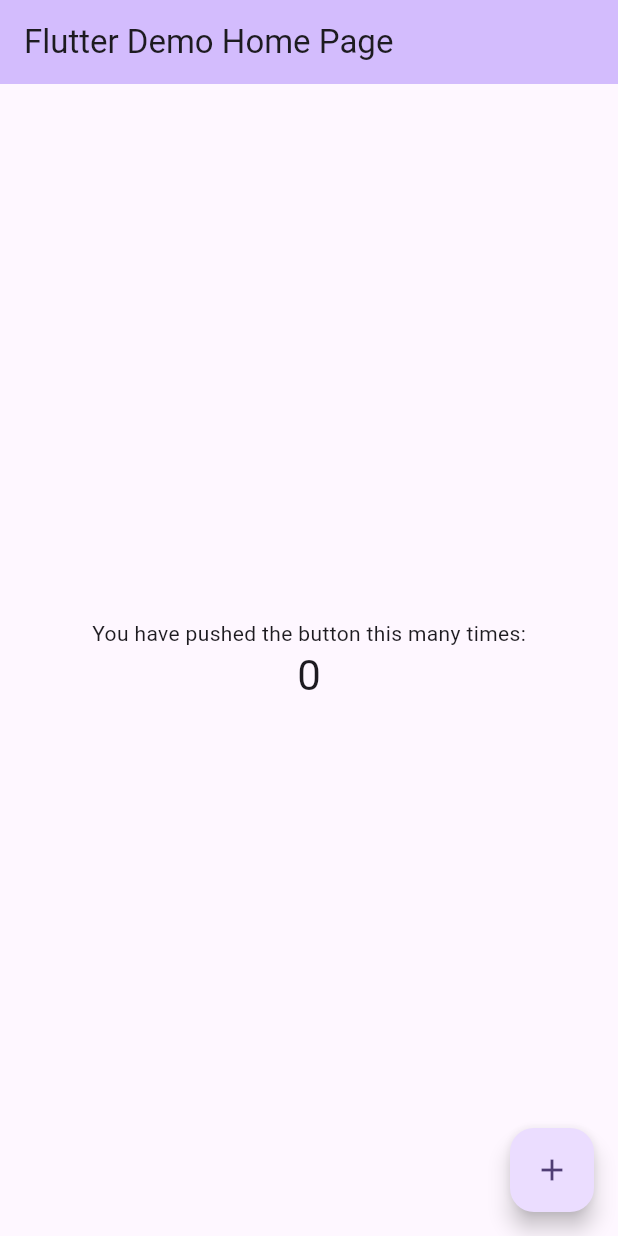
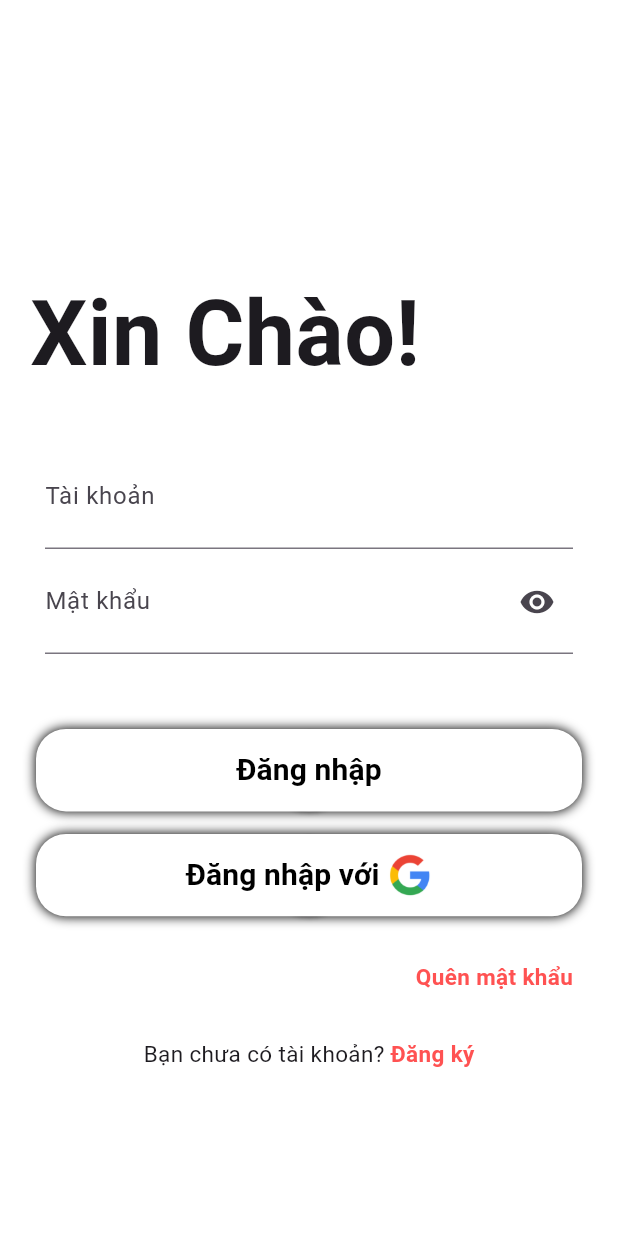
Before and after one commit to ahntnie/arduino_doan, a Flutter app: the screen it shows after launch, on a phone screen of 412 x 824 dp. Run offline on Flutter 3.47's test engine with Material 2 defaults, Android fonts, the phone set to English and light mode, and no system bars.

```diff
--- a/lib/GiaoDienDangNhap/signin.dart
+++ b/lib/GiaoDienDangNhap/signin.dart
@@ -0,0 +1,172 @@
+import 'dart:io';
+
+import 'package:flutter/material.dart';
+
+class SignIn extends StatefulWidget {
+  const SignIn({super.key});
+
+  @override
+  State<SignIn> createState() => _SignInState();
+}
+
+class _SignInState extends State<SignIn> {
+  bool obs = true;
+  @override
+  Widget build(BuildContext context) {
+    return SafeArea(
+      child: Scaffold(
+        backgroundColor: Colors.white,
+        body: SingleChildScrollView(
+          child:
+              Column(crossAxisAlignment: CrossAxisAlignment.start, children: [
+            Container(
+              padding: const EdgeInsets.only(top: 180, left: 20),
+              child: const Text(
+                "Xin Chào!",
+                style: TextStyle(fontWeight: FontWeight.bold, fontSize: 60),
+              ),
+            ),
+            Container(
+              margin: const EdgeInsets.only(top: 30),
+              padding: const EdgeInsets.symmetric(horizontal: 30),
+              child: const TextField(
+                decoration: InputDecoration(
+                  contentPadding: EdgeInsets.symmetric(vertical: 15.0),
+                  labelText: 'Tài khoản',
+                ),
+              ),
+            ),
+            Container(
+              padding: const EdgeInsets.symmetric(horizontal: 30),
+              child: TextField(
+                obscureText: obs,
+                decoration: InputDecoration(
+                    contentPadding: EdgeInsets.symmetric(vertical: 15.0),
+                    labelText: 'Mật khẩu',
+                    suffixIcon: IconButton(
+                      icon: obs
+                          ? const Icon(Icons.remove_red_eye)
+                          : const Icon(Icons.visibility_off_rounded),
+                      onPressed: () {
+                        setState(() {
+                          obs = !obs;
+                        });
+                      },
+                    )),
+              ),
+            ),
+            const SizedBox(
+              height: 50,
+            ),
+            ElevatedButton(
+              style: ElevatedButton.styleFrom(shape: const CircleBorder()),
+              onPressed: () {},
+              child: Container(
+                decoration: BoxDecoration(
+                    borderRadius: BorderRadius.circular(20),
+                    color: Colors.white,
+                    boxShadow: const [
+                      BoxShadow(
+                        color: Colors.black,
+                        spreadRadius: 0.3,
+                        blurRadius: 6,
+                      )
+                    ]),
+                width: MediaQuery.of(context).size.width,
+                height: MediaQuery.of(context).size.height / 15,
+                child: const Center(
+                  child: Text(
+                    "Đăng nhập",
+                    style: TextStyle(
+                        color: Colors.black,
+                        fontSize: 20,
+                        fontWeight: FontWeight.bold),
+                  ),
+                ),
+              ),
+            ),
+            const SizedBox(
+              height: 15,
+            ),
+            ElevatedButton(
+              style: ElevatedButton.styleFrom(shape: const CircleBorder()),
+              onPressed: () {},
+              child: Container(
+                decoration: BoxDecoration(
+                    borderRadius: BorderRadius.circular(20),
+                    color: Colors.white,
+                    boxShadow: const [
+                      BoxShadow(
+                        color: Colors.black,
+                        spreadRadius: 0.3,
+                        blurRadius: 6,
+                      )
+                    ]),
+                width: MediaQuery.of(context).size.width,
+                height: MediaQuery.of(context).size.height / 15,
+                child: Center(
+                  child: Row(
+                    mainAxisAlignment: MainAxisAlignment.center,
+                    children: [
+                      const Text(
+                        "Đăng nhập với ",
+                        style: TextStyle(
+                            color: Colors.black,
+                            fontSize: 20,
+                            fontWeight: FontWeight.bold),
+                      ),
+                      Image.asset(
+                        "assets/icongg.png",
+                        width: 30,
+                        height: 30,
+                      ),
+                    ],
+                  ),
+                ),
+              ),
+            ),
+            Padding(
+              padding: const EdgeInsets.only(right: 30, top: 30),
+              child: Row(
+                mainAxisAlignment: MainAxisAlignment.end,
+                children: [
+                  InkWell(
+                      onTap: () {},
+                      child: const Text(
+                        "Quên mật khẩu",
+                        style: TextStyle(
+                            color: Colors.redAccent,
+                            fontSize: 15,
+                            fontWeight: FontWeight.bold),
+                      )),
+                ],
+              ),
+            ),
+            Padding(
+              padding: const EdgeInsets.symmetric(vertical: 30),
+              child: Row(
+                mainAxisAlignment: MainAxisAlignment.center,
+                children: [
+                  const Text(
+                    "Bạn chưa có tài khoản? ",
+                    style: TextStyle(fontSize: 15),
+                  ),
+                  InkWell(
+                    onTap: () {},
+                    child: const Text(
+                      "Đăng ký",
+                      style: TextStyle(
+                          color: Colors.redAccent,
+                          fontSize: 15,
+                          fontWeight: FontWeight.bold),
+                    ),
+                  )
+                ],
+              ),
+            )
+          ]),
+        ),
+      ),
+    );
+  }
+}
--- a/lib/GiaoDienDangNhap/signup.dart
+++ b/lib/GiaoDienDangNhap/signup.dart
@@ -0,0 +1,15 @@
+import 'package:flutter/material.dart';
+
+class SignUp extends StatefulWidget {
+  const SignUp({super.key});
+
+  @override
+  State<SignUp> createState() => _SignUpState();
+}
+
+class _SignUpState extends State<SignUp> {
+  @override
+  Widget build(BuildContext context) {
+    return const Placeholder();
+  }
+}
--- a/lib/main.dart
+++ b/lib/main.dart
@@ -1,3 +1,4 @@
+import 'package:arduino/GiaoDienDangNhap/signin.dart';
 import 'package:flutter/material.dart';
 
 void main() {
@@ -6,120 +7,16 @@ void main() {
 
 class MyApp extends StatelessWidget {
   const MyApp({super.key});
-
-  // This widget is the root of your application.
   @override
   Widget build(BuildContext context) {
     return MaterialApp(
+      debugShowCheckedModeBanner: false,
       title: 'Flutter Demo',
       theme: ThemeData(
-        // This is the theme of your application.
-        //
-        // TRY THIS: Try running your application with "flutter run". You'll see
-        // the application has a blue toolbar. Then, without quitting the app,
-        // try changing the seedColor in the colorScheme below to Colors.green
-        // and then invoke "hot reload" (save your changes or press the "hot
-        // reload" button in a Flutter-supported IDE, or press "r" if you used
-        // the command line to start the app).
-        //
-        // Notice that the counter didn't reset back to zero; the application
-        // state is not lost during the reload. To reset the state, use hot
-        // restart instead.
-        //
-        // This works for code too, not just values: Most code changes can be
-        // tested with just a hot reload.
         colorScheme: ColorScheme.fromSeed(seedColor: Colors.deepPurple),
         useMaterial3: true,
       ),
-      home: const MyHomePage(title: 'Flutter Demo Home Page'),
+      home: SignIn(),
     );
   }
 }
-
-class MyHomePage extends StatefulWidget {
-  const MyHomePage({super.key, required this.title});
-
-  // This widget is the home page of your application. It is stateful, meaning
-  // that it has a State object (defined below) that contains fields that affect
-  // how it looks.
-
-  // This class is the configuration for the state. It holds the values (in this
-  // case the title) provided by the parent (in this case the App widget) and
-  // used by the build method of the State. Fields in a Widget subclass are
-  // always marked "final".
-
-  final String title;
-
-  @override
-  State<MyHomePage> createState() => _MyHomePageState();
-}
-
-class _MyHomePageState extends State<MyHomePage> {
-  int _counter = 0;
-
-  void _incrementCounter() {
-    setState(() {
-      // This call to setState tells the Flutter framework that something has
-      // changed in this State, which causes it to rerun the build method below
-      // so that the display can reflect the updated values. If we changed
-      // _counter without calling setState(), then the build method would not be
-      // called again, and so nothing would appear to happen.
-      _counter++;
-    });
-  }
-
-  @override
-  Widget build(BuildContext context) {
-    // This method is rerun every time setState is called, for instance as done
-    // by the _incrementCounter method above.
-    //
-    // The Flutter framework has been optimized to make rerunning build methods
-    // fast, so that you can just rebuild anything that needs updating rather
-    // than having to individually change instances of widgets.
-    return Scaffold(
-      appBar: AppBar(
-        // TRY THIS: Try changing the color here to a specific color (to
-        // Colors.amber, perhaps?) and trigger a hot reload to see the AppBar
-        // change color while the other colors stay the same.
-        backgroundColor: Theme.of(context).colorScheme.inversePrimary,
-        // Here we take the value from the MyHomePage object that was created by
-        // the App.build method, and use it to set our appbar title.
-        title: Text(widget.title),
-      ),
-      body: Center(
-        // Center is a layout widget. It takes a single child and positions it
-        // in the middle of the parent.
-        child: Column(
-          // Column is also a layout widget. It takes a list of children and
-          // arranges them vertically. By default, it sizes itself to fit its
-          // children horizontally, and tries to be as tall as its parent.
-          //
-          // Column has various properties to control how it sizes itself and
-          // how it positions its children. Here we use mainAxisAlignment to
-          // center the children vertically; the main axis here is the vertical
-          // axis because Columns are vertical (the cross axis would be
-          // horizontal).
-          //
-          // TRY THIS: Invoke "debug painting" (choose the "Toggle Debug Paint"
-          // action in the IDE, or press "p" in the console), to see the
-          // wireframe for each widget.
-          mainAxisAlignment: MainAxisAlignment.center,
-          children: <Widget>[
-            const Text(
-              'You have pushed the button this many times:',
-            ),
-            Text(
-              '$_counter',
-              style: Theme.of(context).textTheme.headlineMedium,
-            ),
-          ],
-        ),
-      ),
-      floatingActionButton: FloatingActionButton(
-        onPressed: _incrementCounter,
-        tooltip: 'Increment',
-        child: const Icon(Icons.add),
-      ), // This trailing comma makes auto-formatting nicer for build methods.
-    );
-  }
-}
--- a/pubspec.yaml
+++ b/pubspec.yaml
@@ -59,9 +59,9 @@ flutter:
   uses-material-design: true
 
   # To add assets to your application, add an assets section, like this:
-  # assets:
-  #   - images/a_dot_burr.jpeg
-  #   - images/a_dot_ham.jpeg
+  assets:
+    # - asset/
+    - assets/
 
   # An image asset can refer to one or more resolution-specific "variants", see
   # https://flutter.dev/assets-and-images/#resolution-aware
```
Also changed, not shown: assets/icongg.png (added).
